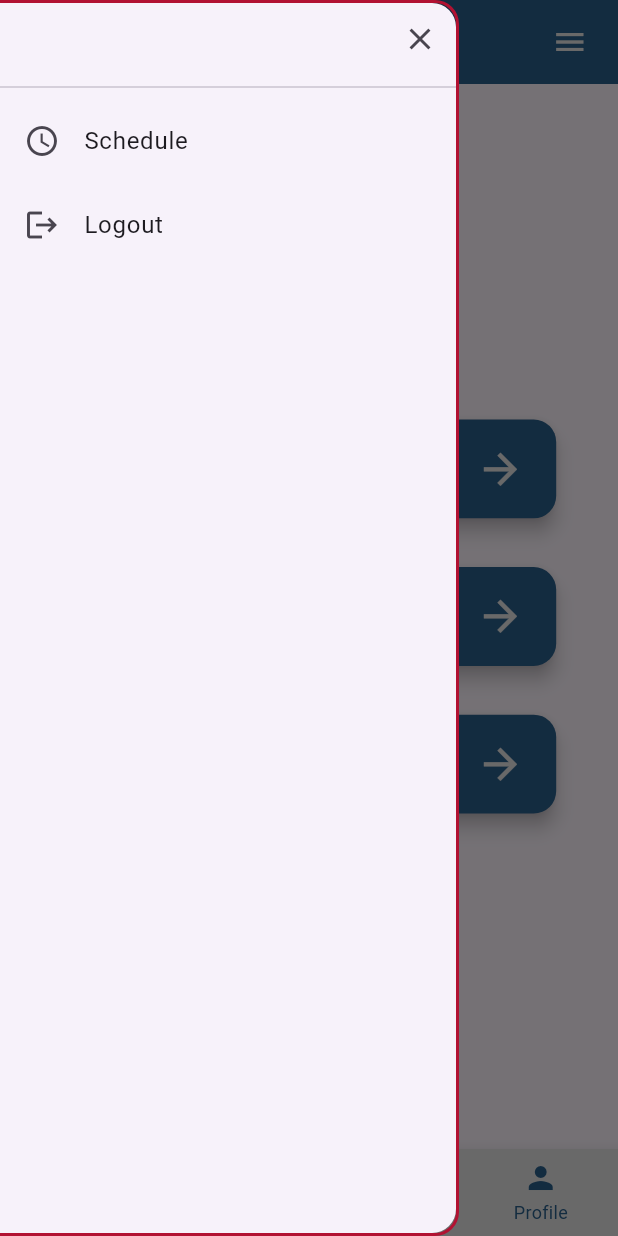
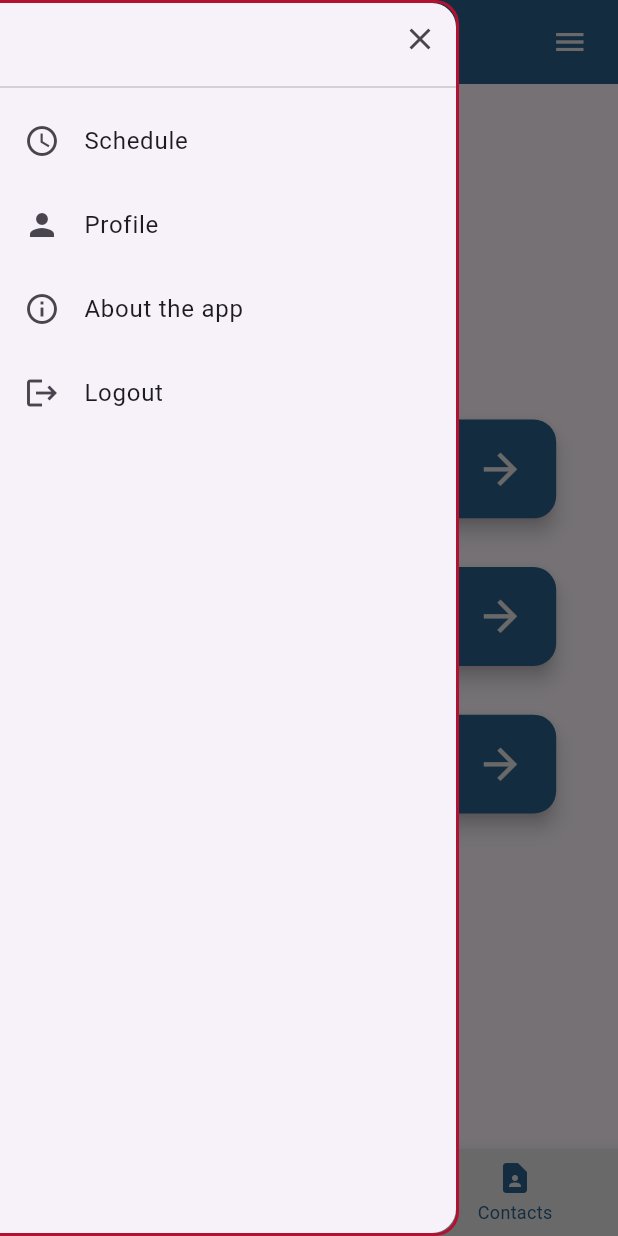
Before and after one commit to Malbus448/protocol_app, a Flutter app: the ProfilePage screen opened by its route, after a tap on the "menu" icon, on a phone screen of 412 x 824 dp. Run offline on Flutter 3.47's test engine with Material 3 defaults, Android fonts, the phone set to English and light mode, and no system bars; our stand-ins replace cloud_firestore, csv, firebase_auth, firebase_core, flutter_svg; accounts and stored records are empty.

Commit message:
changed around some routing for buttons and what not

```diff
--- a/lib/pages/base_profile_page.dart
+++ b/lib/pages/base_profile_page.dart
@@ -45,7 +45,7 @@ class BaseProfilePage extends StatelessWidget {
           ),
         ),
       ),
-      bottomNavigationBar: const BottomNavBar(currentIndex: 3),
+      bottomNavigationBar: const BottomNavBar(currentIndex: 0),
     );
   }
 }
--- a/lib/pages/profile.dart
+++ b/lib/pages/profile.dart
@@ -63,7 +63,7 @@ class ProfilePage extends StatelessWidget {
           );
         },
       ),
-      bottomNavigationBar: const BottomNavBar(currentIndex: 3),
+      bottomNavigationBar: const BottomNavBar(currentIndex: 0),
     );
   }
 }
--- a/lib/widgets/app_drawer.dart
+++ b/lib/widgets/app_drawer.dart
@@ -57,6 +57,72 @@ class AppDrawer extends StatelessWidget {
                 },
               ),
               ListTile(
+                leading: const Icon(Icons.person),
+                title: const Text('Profile'),
+                onTap: () {
+                  Navigator.of(context).pop();
+                  Navigator.pushNamed(context, '/profile_page');
+                },
+              ),
+
+              // THIS IS THE ORIGIN STORY SECTION START
+             ListTile(
+              leading: const Icon(Icons.info_outline),
+              title: const Text('About the app'),
+              onTap: () {
+                Navigator.of(context).pop(); // Close drawer first
+                showDialog(
+                  context: context,
+                  builder: (context) => AlertDialog(
+                    contentPadding: const EdgeInsets.all(16),
+                    content: Stack(
+  children: [
+    Positioned(
+      top: 0,
+      right: 0,
+      child: IconButton(
+        icon: const Icon(Icons.close),
+        onPressed: () => Navigator.of(context).pop(),
+      ),
+    ),
+    Padding(
+      padding: const EdgeInsets.only(top: 40),
+      child: SizedBox(
+        height: MediaQuery.of(context).size.height * 0.6, // 60% of screen height
+        child: const SingleChildScrollView(
+          child: Text(
+            '''The Origin of the App
+It all started during a SARMED course in Banff, Alberta — in a firehall training room packed with more Macs than an Apple keynote. So many, in fact, that nicknames had to be assigned just to keep order. One of them, known henceforth as Mullet Mac, sat quietly absorbing the chaos.
+
+At some point, between scenario drills and caffeine refills, Mullet Mac turned to the room and asked a simple question:
+"How have you all been reading the TEAAM protocols?"
+
+A chorus of shrugs and muttered complaints followed — everyone was using the PDF, and navigating it was about as smooth as a gurney ride over gravel.
+
+That’s when Mullet Mac, in a rare moment of upright posture and mild confidence, posed a second question — this time to Miles:
+"Have you ever thought about turning the protocols into an app?"
+
+Miles replied with something like, "Yeah, we've talked about it... but nothing really came from those discussions."
+
+And that was that. Mullet Mac said something modest like, "Well, I kinda dabble in app stuff," and within days, the first prototype was alive. Born in Banff, forged in a sea of Macs, and powered by sheer protocol-fueled spite.
+
+And here we are.
+
+This app is dedicated to everyone involved with TEAAM — the individuals offering their time, skills, and heart to help others in emergency situations across BC’s remote and austere environments.
+You are expanding access to advanced medical care where it’s needed most — because geography should never determine the quality of care someone receives.''',
+            textAlign: TextAlign.left,
+          ),
+        ),
+      ),
+    ),
+  ],
+),
+                  ),
+                );
+              },
+            ),
+ // THIS IS THE ORIGIN STORY SECTION END
+              ListTile(
                 leading: const Icon(Icons.logout),
                 title: const Text('Logout'),
                 onTap: onLogout,
--- a/lib/widgets/bottom_nav_bar.dart
+++ b/lib/widgets/bottom_nav_bar.dart
@@ -18,9 +18,6 @@ class BottomNavBar extends StatelessWidget {
         break;
       case 2:
         Navigator.pushNamed(context, '/contacts_page');
-        break;
-      case 3:
-        Navigator.pushNamed(context, '/profile_page');
         break;
     }
   }
@@ -43,10 +40,6 @@ class BottomNavBar extends StatelessWidget {
           icon: Icon(Icons.contact_page),
           label: 'Contacts',
         ),
-        BottomNavigationBarItem(
-          icon: Icon(Icons.person),
-          label: 'Profile',
-        ),
       ],
       currentIndex: currentIndex,
       //selectedItemColor: Color(0xFFB21232),
```
Also changed, not shown: firebase.json, 2 other files.
